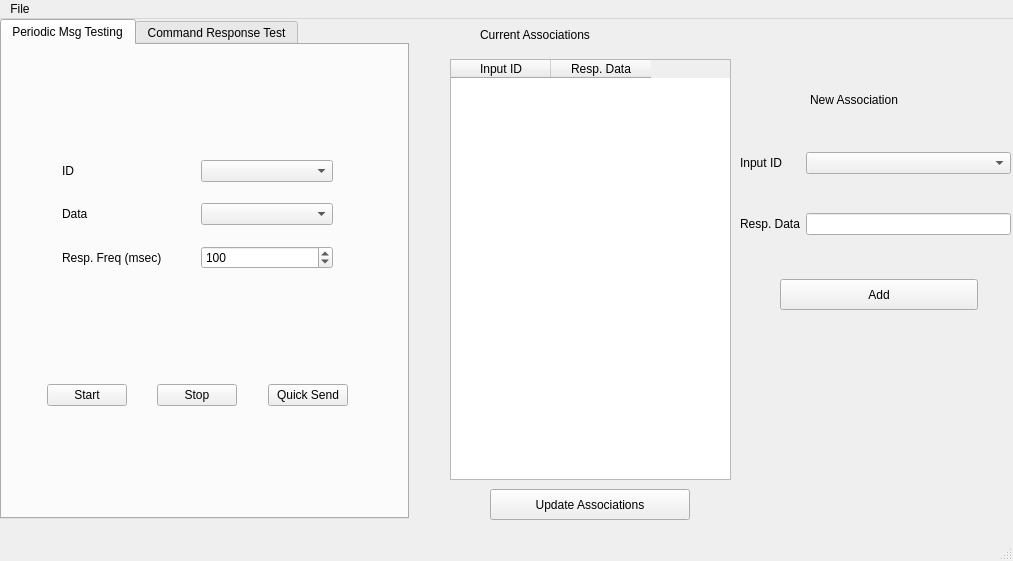
Joeseidon/Comm-Responder, file serialResponseWindow.ui: the form before one commit.
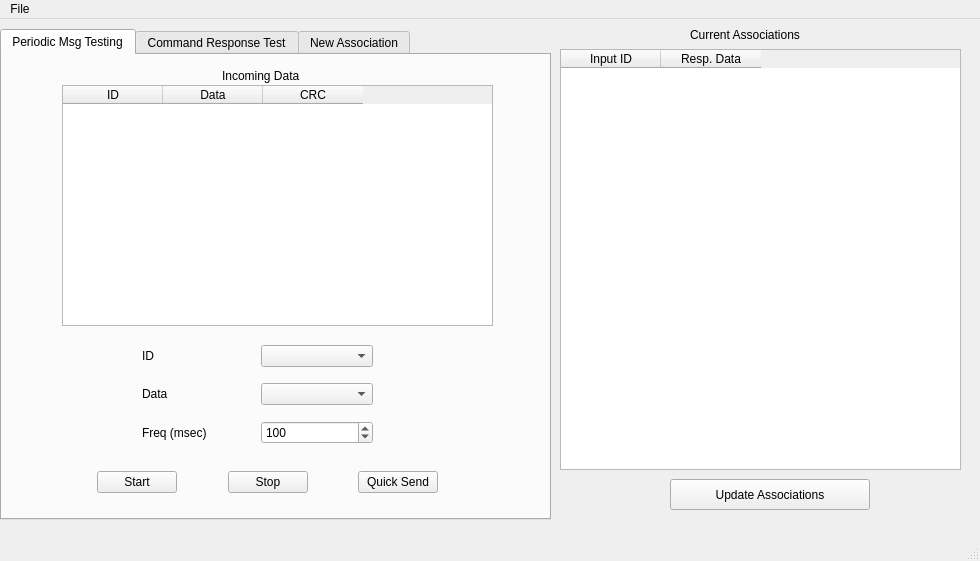
The form after the commit.

Commit message: gui and controller updates. First message sent with quick send

```diff
--- a/serialResponseWindow.ui
+++ b/serialResponseWindow.ui
@@ -6,7 +6,7 @@
    <rect>
     <x>0</x>
     <y>0</y>
-    <width>1013</width>
+    <width>980</width>
     <height>561</height>
    </rect>
   </property>
@@ -14,56 +14,11 @@
    <string>MainWindow</string>
   </property>
   <widget class="QWidget" name="centralwidget">
-   <widget class="QWidget" name="">
-    <property name="geometry">
-     <rect>
-      <x>740</x>
-      <y>100</y>
-      <width>271</width>
-      <height>151</height>
-     </rect>
-    </property>
-    <layout class="QGridLayout" name="gridLayout_2">
-     <item row="1" column="1">
-      <widget class="QLineEdit" name="newAssocData"/>
-     </item>
-     <item row="0" column="0">
-      <widget class="QLabel" name="label_4">
-       <property name="text">
-        <string>Input ID</string>
-       </property>
-      </widget>
-     </item>
-     <item row="1" column="0">
-      <widget class="QLabel" name="label_5">
-       <property name="text">
-        <string>Resp. Data</string>
-       </property>
-      </widget>
-     </item>
-     <item row="0" column="1">
-      <widget class="QComboBox" name="newAssocID"/>
-     </item>
-    </layout>
-   </widget>
-   <widget class="QPushButton" name="addAssociationbtn">
-    <property name="geometry">
-     <rect>
-      <x>780</x>
-      <y>260</y>
-      <width>198</width>
-      <height>31</height>
-     </rect>
-    </property>
-    <property name="text">
-     <string>Add</string>
-    </property>
-   </widget>
    <widget class="QPushButton" name="updateLookupTablebtn">
     <property name="geometry">
      <rect>
-      <x>490</x>
-      <y>470</y>
+      <x>670</x>
+      <y>460</y>
       <width>200</width>
       <height>31</height>
      </rect>
@@ -75,9 +30,9 @@
    <widget class="QTableWidget" name="cmdRespAssocTbl">
     <property name="geometry">
      <rect>
-      <x>450</x>
-      <y>40</y>
-      <width>281</width>
+      <x>560</x>
+      <y>30</y>
+      <width>401</width>
       <height>421</height>
      </rect>
     </property>
@@ -101,7 +56,7 @@
    <widget class="QLabel" name="label_6">
     <property name="geometry">
      <rect>
-      <x>480</x>
+      <x>690</x>
       <y>0</y>
       <width>151</width>
       <height>31</height>
@@ -115,9 +70,9 @@
     <property name="geometry">
      <rect>
       <x>0</x>
-      <y>0</y>
-      <width>409</width>
-      <height>500</height>
+      <y>10</y>
+      <width>551</width>
+      <height>491</height>
      </rect>
     </property>
     <property name="maximumSize">
@@ -136,10 +91,10 @@
      <widget class="QWidget" name="gridLayoutWidget">
       <property name="geometry">
        <rect>
-        <x>60</x>
-        <y>100</y>
-        <width>271</width>
-        <height>140</height>
+        <x>140</x>
+        <y>280</y>
+        <width>231</width>
+        <height>121</height>
        </rect>
       </property>
       <layout class="QGridLayout" name="gridLayout_3">
@@ -153,7 +108,7 @@
        <item row="2" column="0">
         <widget class="QLabel" name="label_9">
          <property name="text">
-          <string>Resp. Freq (msec)</string>
+          <string>Freq (msec)</string>
          </property>
         </widget>
        </item>
@@ -185,18 +140,56 @@
        </item>
       </layout>
      </widget>
-     <widget class="QWidget" name="horizontalLayoutWidget_3">
+     <widget class="QTableWidget" name="tableWidget">
       <property name="geometry">
        <rect>
-        <x>20</x>
-        <y>310</y>
-        <width>351</width>
-        <height>80</height>
+        <x>60</x>
+        <y>30</y>
+        <width>431</width>
+        <height>241</height>
        </rect>
       </property>
-      <layout class="QHBoxLayout" name="horizontalLayout_4">
+      <column>
+       <property name="text">
+        <string>ID</string>
+       </property>
+      </column>
+      <column>
+       <property name="text">
+        <string>Data</string>
+       </property>
+      </column>
+      <column>
+       <property name="text">
+        <string>CRC</string>
+       </property>
+      </column>
+     </widget>
+     <widget class="QLabel" name="label">
+      <property name="geometry">
+       <rect>
+        <x>220</x>
+        <y>10</y>
+        <width>111</width>
+        <height>21</height>
+       </rect>
+      </property>
+      <property name="text">
+       <string>Incoming Data</string>
+      </property>
+     </widget>
+     <widget class="QWidget" name="horizontalLayoutWidget">
+      <property name="geometry">
+       <rect>
+        <x>50</x>
+        <y>402</y>
+        <width>431</width>
+        <height>51</height>
+       </rect>
+      </property>
+      <layout class="QHBoxLayout" name="horizontalLayout">
        <item>
-        <spacer name="horizontalSpacer_8">
+        <spacer name="horizontalSpacer_3">
          <property name="orientation">
           <enum>Qt::Horizontal</enum>
          </property>
@@ -216,7 +209,7 @@
         </widget>
        </item>
        <item>
-        <spacer name="horizontalSpacer_9">
+        <spacer name="horizontalSpacer">
          <property name="orientation">
           <enum>Qt::Horizontal</enum>
          </property>
@@ -236,7 +229,7 @@
         </widget>
        </item>
        <item>
-        <spacer name="horizontalSpacer_10">
+        <spacer name="horizontalSpacer_2">
          <property name="orientation">
           <enum>Qt::Horizontal</enum>
          </property>
@@ -256,7 +249,7 @@
         </widget>
        </item>
        <item>
-        <spacer name="horizontalSpacer_11">
+        <spacer name="horizontalSpacer_4">
          <property name="orientation">
           <enum>Qt::Horizontal</enum>
          </property>
@@ -379,19 +372,69 @@
       </property>
      </widget>
     </widget>
-   </widget>
-   <widget class="QLabel" name="label_7">
-    <property name="geometry">
-     <rect>
-      <x>810</x>
-      <y>70</y>
-      <width>131</width>
-      <height>21</height>
-     </rect>
-    </property>
-    <property name="text">
-     <string>New Association</string>
-    </property>
+    <widget class="QWidget" name="NewAssoc">
+     <attribute name="title">
+      <string>New Association</string>
+     </attribute>
+     <widget class="QPushButton" name="addAssociationbtn">
+      <property name="geometry">
+       <rect>
+        <x>170</x>
+        <y>260</y>
+        <width>198</width>
+        <height>31</height>
+       </rect>
+      </property>
+      <property name="text">
+       <string>Add</string>
+      </property>
+     </widget>
+     <widget class="QWidget" name="layoutWidget">
+      <property name="geometry">
+       <rect>
+        <x>130</x>
+        <y>100</y>
+        <width>241</width>
+        <height>151</height>
+       </rect>
+      </property>
+      <layout class="QGridLayout" name="gridLayout_2">
+       <item row="1" column="1">
+        <widget class="QLineEdit" name="newAssocData"/>
+       </item>
+       <item row="0" column="0">
+        <widget class="QLabel" name="label_4">
+         <property name="text">
+          <string>Input ID</string>
+         </property>
+        </widget>
+       </item>
+       <item row="1" column="0">
+        <widget class="QLabel" name="label_5">
+         <property name="text">
+          <string>Resp. Data</string>
+         </property>
+        </widget>
+       </item>
+       <item row="0" column="1">
+        <widget class="QComboBox" name="newAssocID"/>
+       </item>
+      </layout>
+     </widget>
+     <widget class="QLabel" name="label_7">
+      <property name="geometry">
+       <rect>
+        <x>190</x>
+        <y>70</y>
+        <width>131</width>
+        <height>21</height>
+       </rect>
+      </property>
+      <property name="text">
+       <string>New Association</string>
+      </property>
+     </widget>
+    </widget>
    </widget>
   </widget>
   <widget class="QMenuBar" name="menubar">
@@ -399,7 +442,7 @@
     <rect>
      <x>0</x>
      <y>0</y>
-     <width>1013</width>
+     <width>980</width>
      <height>27</height>
     </rect>
    </property>
```
Left out of the diff: 6 changed lines with no effect on the pictures. The commit also changes 3 other files.
